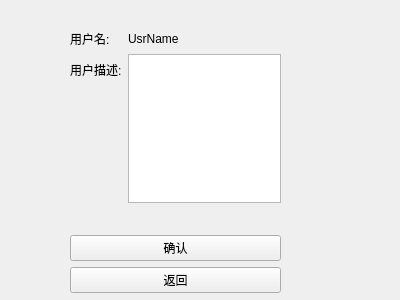
Qt form example/userManagerExample/modifyusrdescript.ui (linbin823/Qt.711.2017.UsrManager2) before a commit.
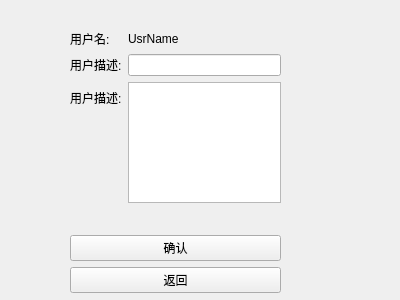
The same form after that commit.

Commit message: v2.02 2017.6 修改： 1、把UsrID改成QByteArray， 使用UDID生成 2、1的其他适配的修改。 3、UsrInfoOnline类更名为 SessionInfo类。表示它是代表一个在线会话 4、SessionInfo类内部结构大修改，增加一个QVariantMap负责所有参数的存储功能。在线识别信息改为：<Identifier,“data”>，是必备的初始化数据。它用来识别会话客户端。 5、SessionInfo增加一个友元类UsrManager。manager访问SessionInfo更简单。 6、在界面上，SessionInfo增加一列：是否有效。 7、API说明分散到各个h文件中。 8、修改说明放到tag描述中。 9、readme.txt存放功能说明。

```diff
--- a/example/userManagerExample/modifyusrdescript.ui
+++ b/example/userManagerExample/modifyusrdescript.ui
@@ -52,17 +52,17 @@
       </property>
      </widget>
     </item>
-    <item row="1" column="0">
+    <item row="2" column="0">
      <widget class="QLabel" name="label_5">
       <property name="text">
        <string>用户描述:</string>
       </property>
      </widget>
     </item>
-    <item row="1" column="1">
+    <item row="2" column="1">
      <widget class="QTextEdit" name="teUsrDescript"/>
     </item>
-    <item row="2" column="0">
+    <item row="3" column="0">
      <spacer name="verticalSpacer">
       <property name="orientation">
        <enum>Qt::Vertical</enum>
@@ -75,7 +75,7 @@
       </property>
      </spacer>
     </item>
-    <item row="2" column="1">
+    <item row="3" column="1">
      <spacer name="horizontalSpacer">
       <property name="orientation">
        <enum>Qt::Horizontal</enum>
@@ -102,6 +102,16 @@
       </property>
      </widget>
     </item>
+    <item row="1" column="0">
+     <widget class="QLabel" name="label_6">
+      <property name="text">
+       <string>用户描述:</string>
+      </property>
+     </widget>
+    </item>
+    <item row="1" column="1">
+     <widget class="QLineEdit" name="lePwd"/>
+    </item>
    </layout>
   </widget>
  </widget>
```
Left out of the diff: 4 changed lines with no effect on the pictures. The commit also changes 25 other files.
